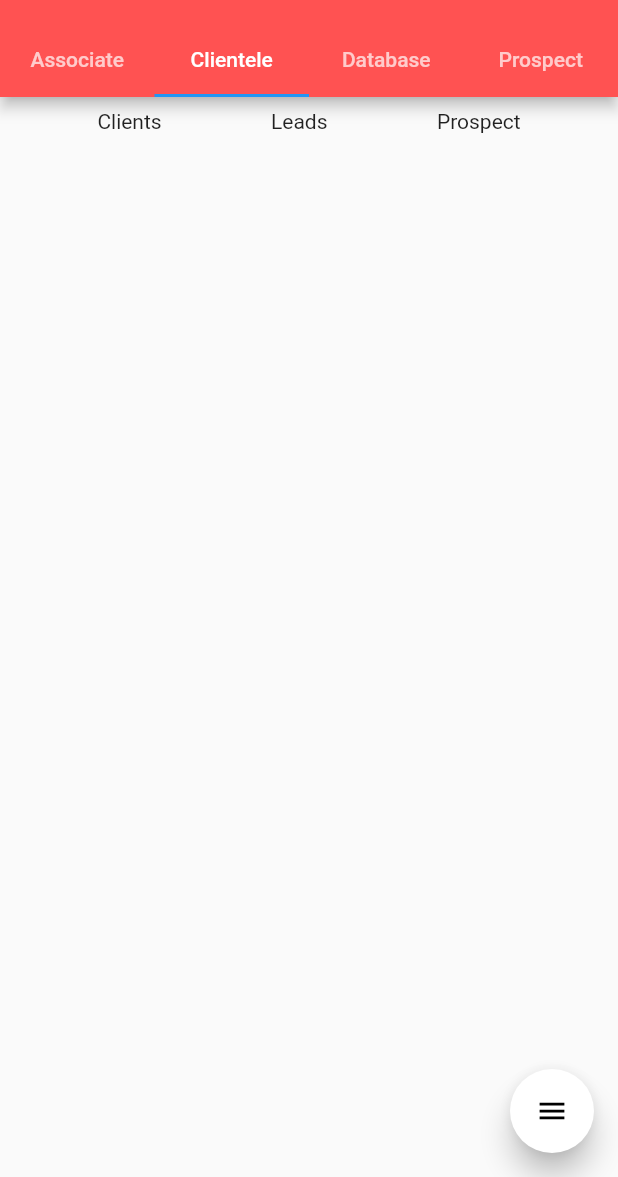
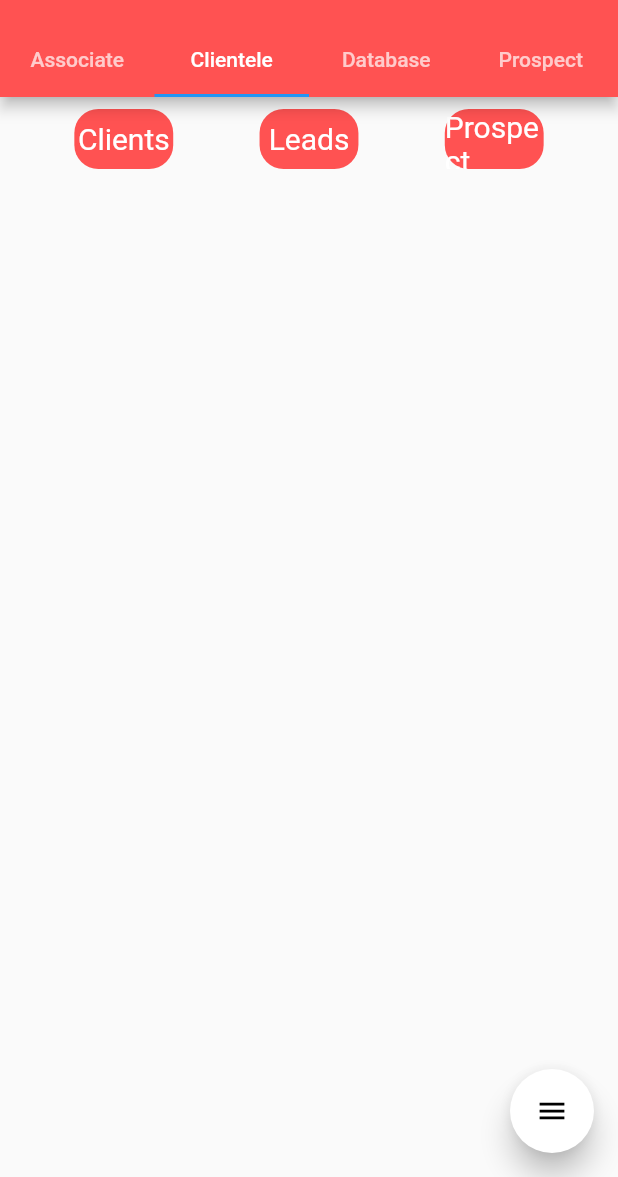
Before and after one commit to rshrc/sanrachna-web, a Flutter app: the screen it shows after launch, tab 2 chosen, on a phone screen of 412 x 824 dp, the part 59-1236 px from its top. Run offline on Flutter 3.47's test engine with Material 2 defaults, Android fonts, the phone set to English and light mode, and no system bars; drawn by our look-alikes of flutter_speed_dial.

Commit message:
Made things look fucking great

```diff
--- a/lib/views/pages/clientale.dart
+++ b/lib/views/pages/clientale.dart
@@ -1,5 +1,7 @@
 import 'package:flutter/material.dart';
 import 'package:flutter_speed_dial/flutter_speed_dial.dart';
+import 'package:sanrachna_web/views/widgets/title_widget.dart';
+
 
 class ClientalePage extends StatefulWidget {
   @override
@@ -17,32 +19,17 @@ class _ClientalePageState extends State<ClientalePage> {
           children: [
             Column(
               children: [
-                Padding(
-                  padding: const EdgeInsets.all(8.0),
-                  child: Center(
-                    child: Text("Clients"),
-                  ),
-                )
+                TitleWidget(title: "Clients")
               ],
             ),
             Column(
               children: [
-                Padding(
-                  padding: const EdgeInsets.all(8.0),
-                  child: Center(
-                    child: Text("Leads"),
-                  ),
-                )
+                TitleWidget(title: "Leads")
               ],
             ),
             Column(
               children: [
-                Padding(
-                  padding: const EdgeInsets.all(8.0),
-                  child: Center(
-                    child: Text("Prospect"),
-                  ),
-                )
+                TitleWidget(title: "Prospect")
               ],
             ),
           ],
--- /dev/null
+++ b/lib/views/widgets/title_widget.dart
@@ -0,0 +1,23 @@
+import 'package:flutter/material.dart';
+
+class TitleWidget extends StatelessWidget {
+
+  String title;
+
+  TitleWidget({this.title});
+
+  @override
+  Widget build(BuildContext context) {
+    return Padding(
+      padding: const EdgeInsets.all(8.0),
+      child: Container(
+        height: 40.0,
+        width: MediaQuery.of(context).size.width * 0.16,
+        decoration: BoxDecoration(color: Colors.redAccent, borderRadius: BorderRadius.circular(16.0)),
+        child: Center(
+          child: Text(title, style: TextStyle(color: Colors.white, fontSize: 20.0),),
+        ),
+      ),
+    );
+  }
+}
```
Also changed, not shown: lib/views/pages/associate.dart (+125 -18 lines), lib/views/pages/database.dart (+4 -12 lines), lib/views/pages/prospect.dart (+2 -6 lines).
